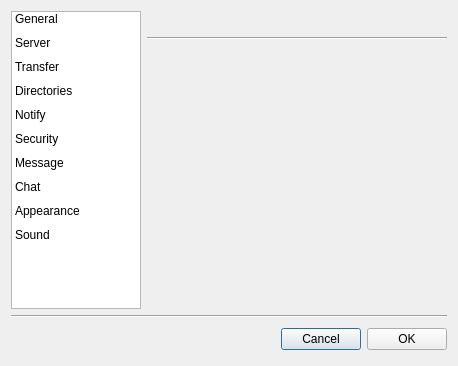
Qt form retroshare-gui/src/gui/settings/settings.ui (RetroShare/RetroShare) before a commit.
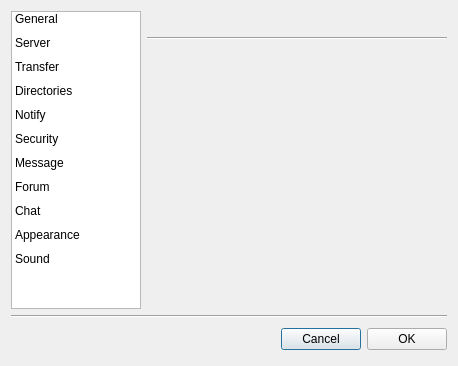
The same form after that commit. Icons and pictures are not drawn.

Commit message: New read status for forum messages. New mail messages are marked with a new icon in front of the title.

Patch:
```diff
--- a/retroshare-gui/src/gui/settings/settings.ui
+++ b/retroshare-gui/src/gui/settings/settings.ui
@@ -140,6 +140,15 @@
         <normaloff>:/images/evolution.png</normaloff>:/images/evolution.png</iconset>
       </property>
      </item>
+     <item>
+      <property name="text">
+       <string>Forum</string>
+      </property>
+      <property name="icon">
+       <iconset resource="../images.qrc">
+        <normaloff>:/images/konversation.png</normaloff>:/images/konversation.png</iconset>
+      </property>
+     </item>
      <item>
       <property name="text">
        <string>Chat</string>
```
The commit also changes 21 other files.
